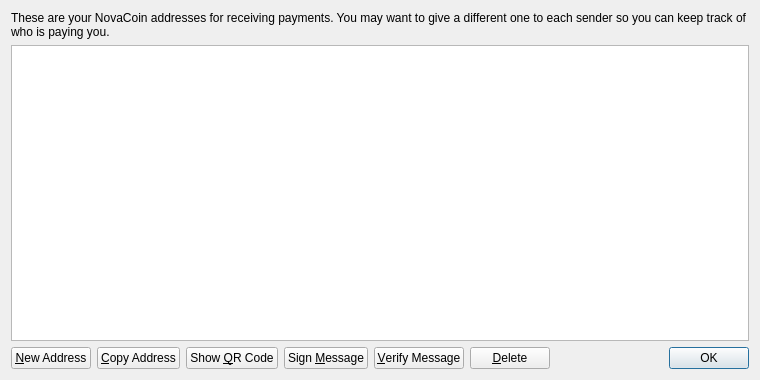
Old version of the form src/qt/forms/addressbookpage.ui in the repository albacoin/albacoin.
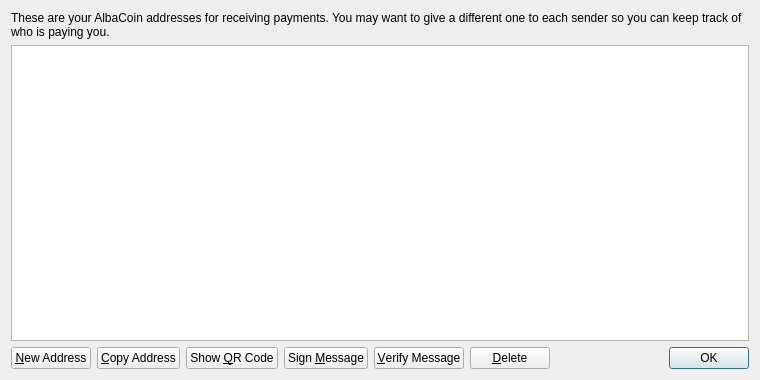
New version of the form. Icons and pictures are not drawn.

What changed in the file:
```diff
--- a/src/qt/forms/addressbookpage.ui
+++ b/src/qt/forms/addressbookpage.ui
@@ -17,7 +17,7 @@
    <item>
     <widget class="QLabel" name="labelExplanation">
      <property name="text">
-      <string>These are your NovaCoin addresses for receiving payments. You may want to give a different one to each sender so you can keep track of who is paying you.</string>
+      <string>These are your AlbaCoin addresses for receiving payments. You may want to give a different one to each sender so you can keep track of who is paying you.</string>
      </property>
      <property name="textFormat">
       <enum>Qt::PlainText</enum>
```
Left out of the diff: 4 changed lines with no effect on the pictures.
